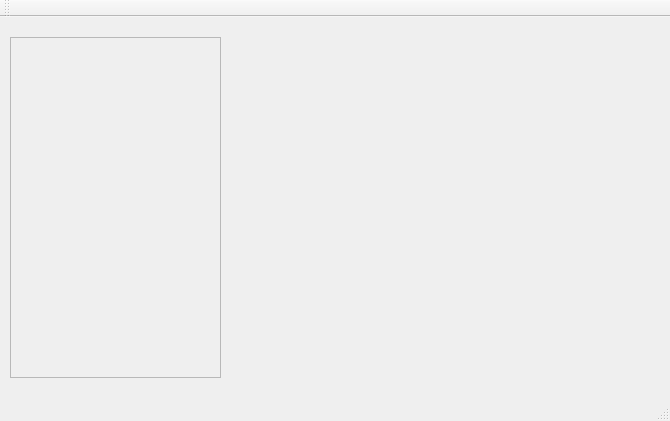
This is mainwindow.ui in Jorge-FS/HawkView as Qt 5 draws it before an edit. The edited form follows.
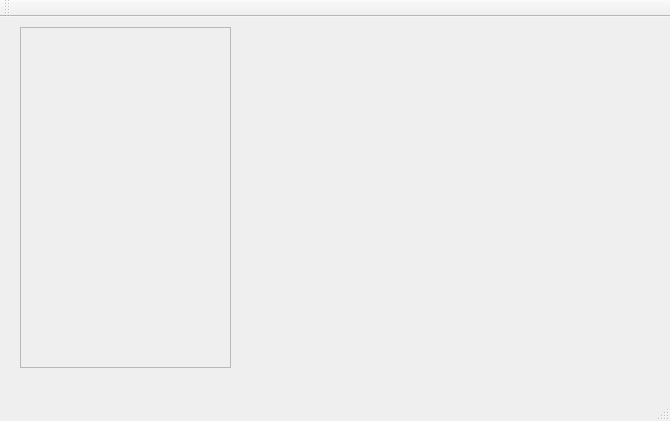
This is the edited form.

Patch:
```diff
--- a/mainwindow.ui
+++ b/mainwindow.ui
@@ -17,8 +17,8 @@
    <widget class="QScrollArea" name="scrollArea">
     <property name="geometry">
      <rect>
-      <x>10</x>
-      <y>20</y>
+      <x>20</x>
+      <y>10</y>
       <width>211</width>
       <height>341</height>
      </rect>
```
Left out of the diff: 13 changed lines with no effect on the pictures.
